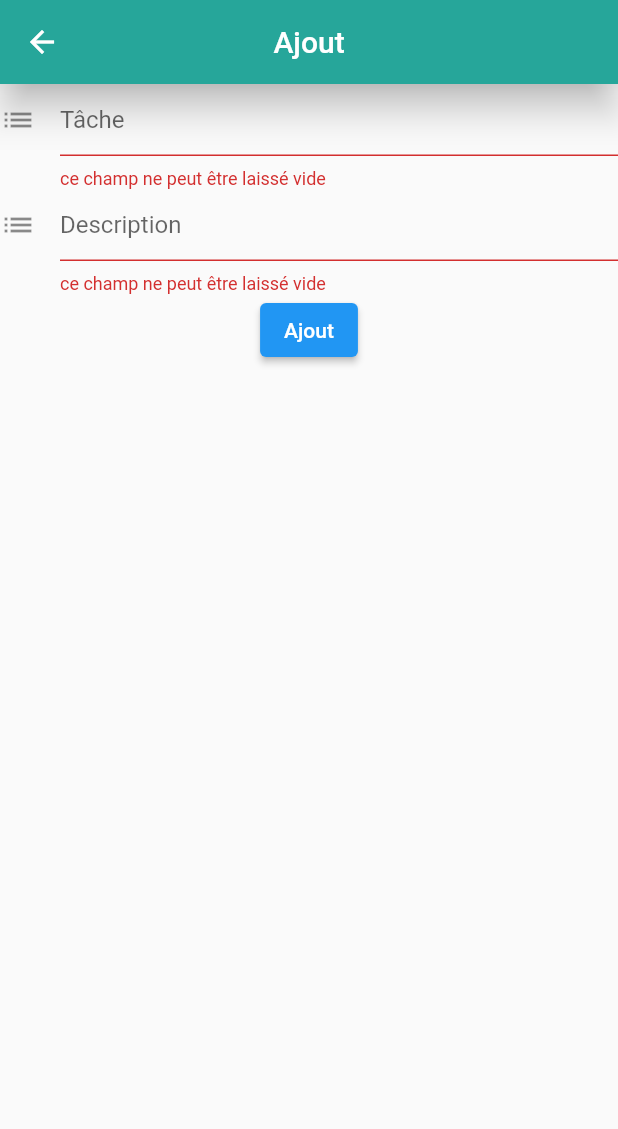
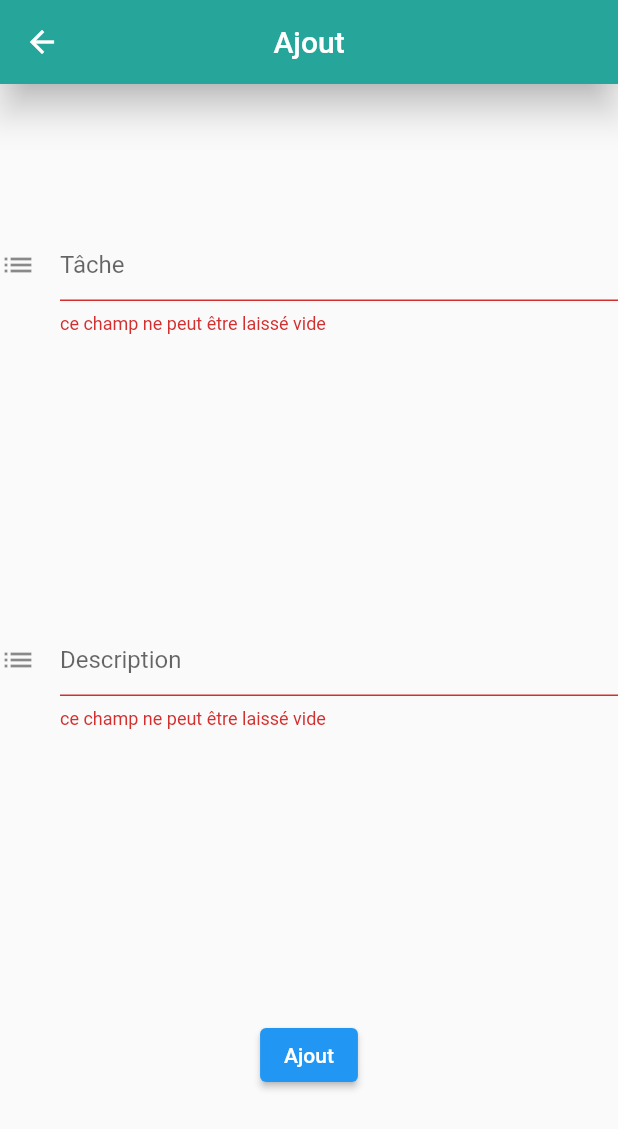
Before and after one commit to ClementLegouest/task_manager, a Flutter app: the NewTask screen opened directly, after a tap on "Ajout", on a phone screen of 412 x 824 dp. Shown: the top 1129 px of the screen. Run offline on Flutter 3.47's test engine with Material 2 defaults, Android fonts, the phone set to English and light mode, and no system bars.

Commit message:
init form action

```diff
--- a/lib/tasks/new_task_form.dart
+++ b/lib/tasks/new_task_form.dart
@@ -1,3 +1,5 @@
+import 'dart:io';
+
 import 'package:flutter/material.dart';
 
 class NewTaskForm extends StatefulWidget {
@@ -14,9 +16,18 @@ class _NewTaskFormState extends State<NewTaskForm> {
   Widget build(BuildContext context) {
     final descriptionController = TextEditingController();
 
+    void _pushTask() {
+      if (_formKey.currentState?.validate() ?? false) {
+        print("Will push new task");
+      } else {
+
+      }
+    }
+
     return Form(
       key: _formKey,
       child: Column(
+        mainAxisAlignment: MainAxisAlignment.spaceAround,
         children: <Widget>[
           TextFormField(
             decoration: const InputDecoration(
@@ -45,8 +56,10 @@ class _NewTaskFormState extends State<NewTaskForm> {
             onPressed: () {
               if (_formKey.currentState!.validate()) {
                 ScaffoldMessenger.of(context).showSnackBar(
-                    const SnackBar(content: Text('Ajout de la tâche'))
+                    const SnackBar(content: Text('')),
                 );
+                print("object");
+                _pushTask();
               }
             },
             child: const Text('Ajout'),
```
